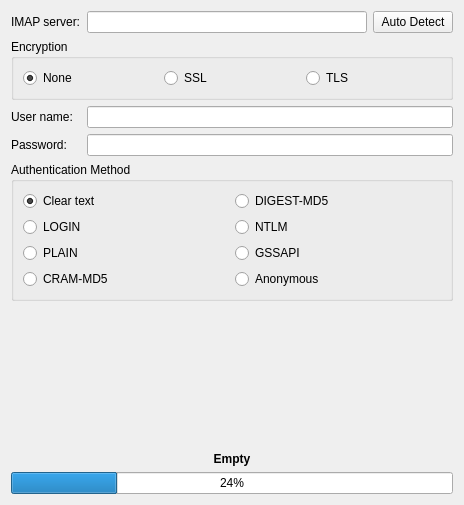
The window that resources/imap/setupserverview.ui (KDE/kdepim-runtime) describes before a commit, drawn with Qt 5.
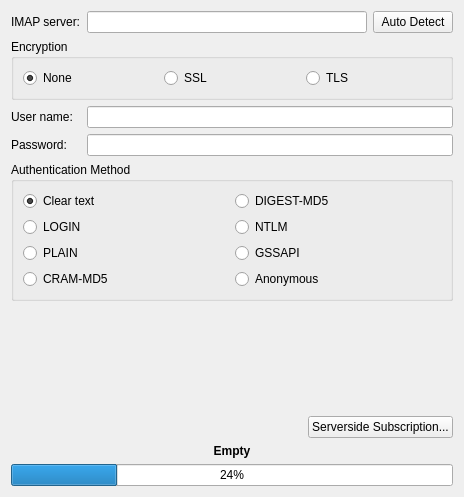
The same window after the commit. Custom widgets are drawn as their Qt base class.

Commit message: * Refactor some of the connection management code of the resource into its    own ImapAccount class. Allows to share it between the resource and it    setup dialog as some IMAP commands are needed there for the subscription    management.  * Add serverside subscription management into the resource settings.    Borrows some code from KMail for that. Of course introduces some new    strings in the resource itself, but they're all coming from KMail    (change ok'ed by people on kde-i18n-doc@kde.org, where I asked for    authorization to break the string freeze for this commit).

Patch:
```diff
--- a/resources/imap/setupserverview.ui
+++ b/resources/imap/setupserverview.ui
@@ -7,10 +7,10 @@
     <x>0</x>
     <y>0</y>
     <width>464</width>
-    <height>505</height>
+    <height>497</height>
    </rect>
   </property>
-  <layout class="QVBoxLayout" name="verticalLayout" stretch="1,0,1">
+  <layout class="QVBoxLayout" name="verticalLayout" stretch="1,0,0,1">
    <item>
     <layout class="QFormLayout" name="formLayout">
      <item row="0" column="0">
@@ -221,6 +221,30 @@
      </item>
     </layout>
    </item>
+   <item>
+    <layout class="QHBoxLayout" name="horizontalLayout_3">
+     <item>
+      <spacer name="horizontalSpacer">
+       <property name="orientation">
+        <enum>Qt::Horizontal</enum>
+       </property>
+       <property name="sizeHint" stdset="0">
+        <size>
+         <width>40</width>
+         <height>20</height>
+        </size>
+       </property>
+      </spacer>
+     </item>
+     <item>
+      <widget class="KPushButton" name="subscriptionButton">
+       <property name="text">
+        <string>Serverside Subscription...</string>
+       </property>
+      </widget>
+     </item>
+    </layout>
+   </item>
    <item>
     <widget class="QLabel" name="testInfo">
      <property name="font">
```
The commit also changes 10 other files.
